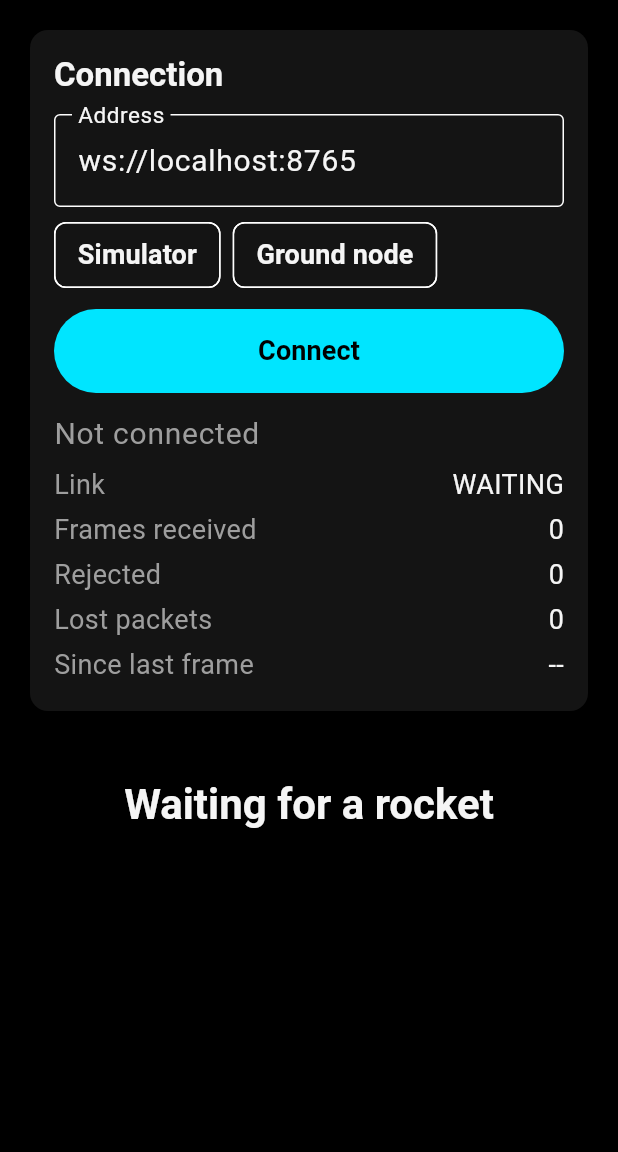
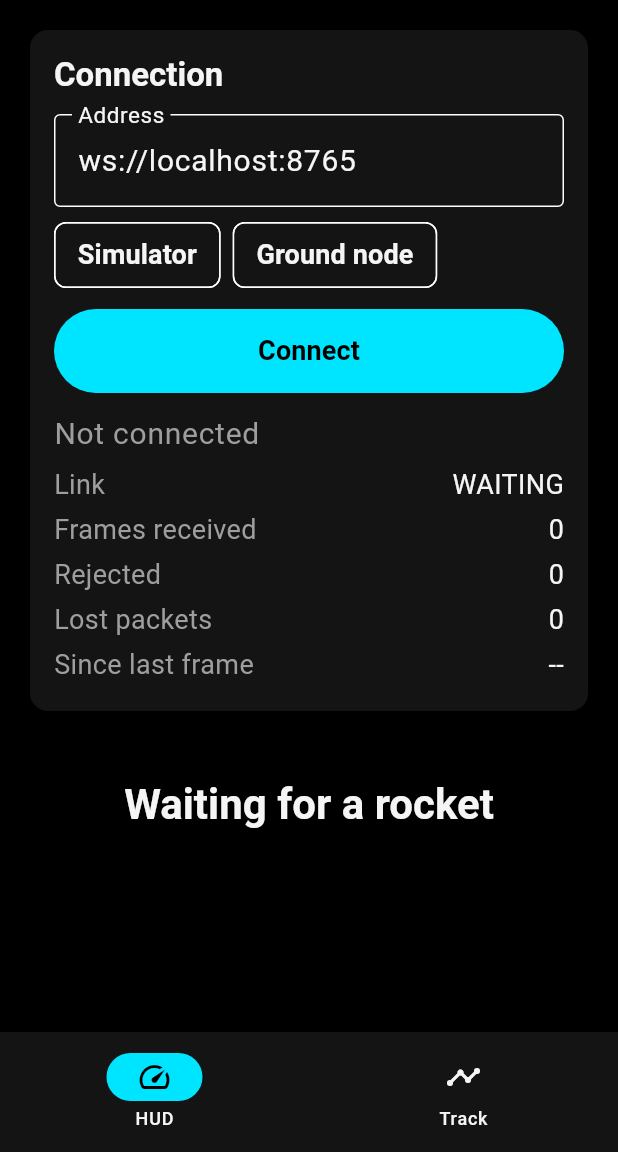
Before and after one commit to beckettpotter/vector, a Flutter app: the screen it shows after launch, on a phone screen of 412 x 824 dp, the part 84-1236 px from its top. Run offline on Flutter 3.47's test engine with Material 3 defaults, Android fonts, the phone set to English and light mode, and no system bars; our stand-ins replace material_ui.

Commit message:
Task 06: offline track plot and tabs
Co-Authored-By: Claude Opus 5.5 <noreply@anthropic.com>
Claude-Session: https://claude.ai/code/session_01WB3aWGTdp4Pj5iuXCeoBeF

```diff
--- /dev/null
+++ b/app/lib/protocol/geo.dart
@@ -0,0 +1,76 @@
+import 'dart:math' as math;
+
+import 'flight_stats.dart' show earthRadiusM;
+import 'packet.dart';
+
+/// Flat-earth helpers for the track plot. Accurate enough within about 10 km
+/// of the pad, which covers any L1 to L3 flight.
+class EastNorth {
+  final double eastM;
+  final double northM;
+  const EastNorth(this.eastM, this.northM);
+  double get distanceM => math.sqrt(eastM * eastM + northM * northM);
+}
+
+const double _degToRad = math.pi / 180.0;
+
+EastNorth toEastNorth(double padLat, double padLon, double lat, double lon) => EastNorth(
+      (lon - padLon) * _degToRad * earthRadiusM * math.cos(padLat * _degToRad),
+      (lat - padLat) * _degToRad * earthRadiusM,
+    );
+
+const List<double> ringStepsM = [100, 250, 500, 1000, 2000, 5000, 10000];
+
+/// Distance rings to draw: every standard ring up to the first one that
+/// contains [maxDistanceM].
+List<double> chooseRings(double maxDistanceM) {
+  final rings = <double>[];
+  for (final r in ringStepsM) {
+    rings.add(r);
+    if (r >= maxDistanceM) break;
+  }
+  return rings;
+}
+
+String ringLabel(double m) => m >= 1000 ? '${(m / 1000).toStringAsFixed(m % 1000 == 0 ? 0 : 1)} km' : '${m.toStringAsFixed(0)} m';
+
+class TrackPoint {
+  final EastNorth pos;
+  final Phase phase;
+
+  /// True when GPS fixes were missing just before this point (draw dashed).
+  final bool gapBefore;
+  const TrackPoint(this.pos, this.phase, this.gapBefore);
+}
+
+class Track {
+  final Packet? pad;
+  final List<TrackPoint> points;
+  final Packet? lastFix;
+  final Packet? latest;
+  const Track(this.pad, this.points, this.lastFix, this.latest);
+
+  bool get gpsLost => latest != null && !latest!.has3dFix;
+  EastNorth? get latestPos => points.isEmpty ? null : points.last.pos;
+}
+
+/// Builds the track from a session's packets. Only 3D-fix packets become
+/// points: without a fix the tracker repeats the old position, and drawing
+/// those would show the rocket parked at the pad during boost.
+Track buildTrack(List<Packet> packets) {
+  Packet? pad;
+  Packet? lastFix;
+  final points = <TrackPoint>[];
+  var missed = false;
+  for (final p in packets) {
+    if (!p.has3dFix) {
+      if (pad != null) missed = true;
+      continue;
+    }
+    pad ??= p;
+    lastFix = p;
+    points.add(TrackPoint(toEastNorth(pad.latDeg, pad.lonDeg, p.latDeg, p.lonDeg), p.phase, missed));
+    missed = false;
+  }
+  return Track(pad, points, lastFix, packets.isEmpty ? null : packets.last);
+}
--- a/app/lib/screens/home_screen.dart
+++ b/app/lib/screens/home_screen.dart
@@ -5,34 +5,55 @@ import '../settings.dart';
 import '../theme.dart';
 import 'connect_box.dart';
 import 'hud_screen.dart';
+import 'track_screen.dart';
 
-class HomeScreen extends StatelessWidget {
+class HomeScreen extends StatefulWidget {
   final LinkController link;
   final AppSettings settings;
   const HomeScreen({super.key, required this.link, required this.settings});
 
   @override
+  State<HomeScreen> createState() => _HomeScreenState();
+}
+
+class _HomeScreenState extends State<HomeScreen> {
+  int _tab = 0;
+
+  @override
   Widget build(BuildContext context) {
     final text = Theme.of(context).textTheme;
-    final hud = HudPanel(link: link, settings: settings);
+    final link = widget.link;
     final connect = ConnectBox(link: link);
+    final hud = HudPanel(link: link, settings: widget.settings);
+
     return Scaffold(
       appBar: AppBar(title: Text('Vector', style: text.headlineMedium?.copyWith(color: VxColors.accent))),
+      bottomNavigationBar: NavigationBar(
+        selectedIndex: _tab,
+        onDestinationSelected: (i) => setState(() => _tab = i),
+        destinations: const [
+          NavigationDestination(icon: Icon(Icons.speed), label: 'HUD'),
+          NavigationDestination(icon: Icon(Icons.timeline), label: 'Track'),
+        ],
+      ),
       body: Column(
         children: [
           ListenableBuilder(listenable: link, builder: (context, _) => StaleBanner(link: link)),
           Expanded(
             child: LayoutBuilder(builder: (context, c) {
-              if (c.maxWidth >= 1000) {
-                return Row(crossAxisAlignment: CrossAxisAlignment.start, children: [
-                  SizedBox(width: 360, child: ListView(padding: const EdgeInsets.all(16), children: [connect])),
-                  Expanded(child: ListView(padding: const EdgeInsets.all(16), children: [hud])),
-                ]);
-              }
-              return ListView(
-                padding: const EdgeInsets.all(16),
-                children: [connect, const SizedBox(height: 16), hud],
-              );
+              final wide = c.maxWidth >= 1000;
+              final Widget content = switch (_tab) {
+                1 => TrackView(link: link),
+                _ => ListView(
+                    padding: const EdgeInsets.all(16),
+                    children: [if (!wide) ...[connect, const SizedBox(height: 16)], hud],
+                  ),
+              };
+              if (!wide) return content;
+              return Row(crossAxisAlignment: CrossAxisAlignment.start, children: [
+                SizedBox(width: 360, child: ListView(padding: const EdgeInsets.all(16), children: [connect])),
+                Expanded(child: content),
+              ]);
             }),
           ),
         ],
```
Also changed, not shown: app/lib/screens/track_screen.dart (added, +163 -0 lines), 4 other files.
